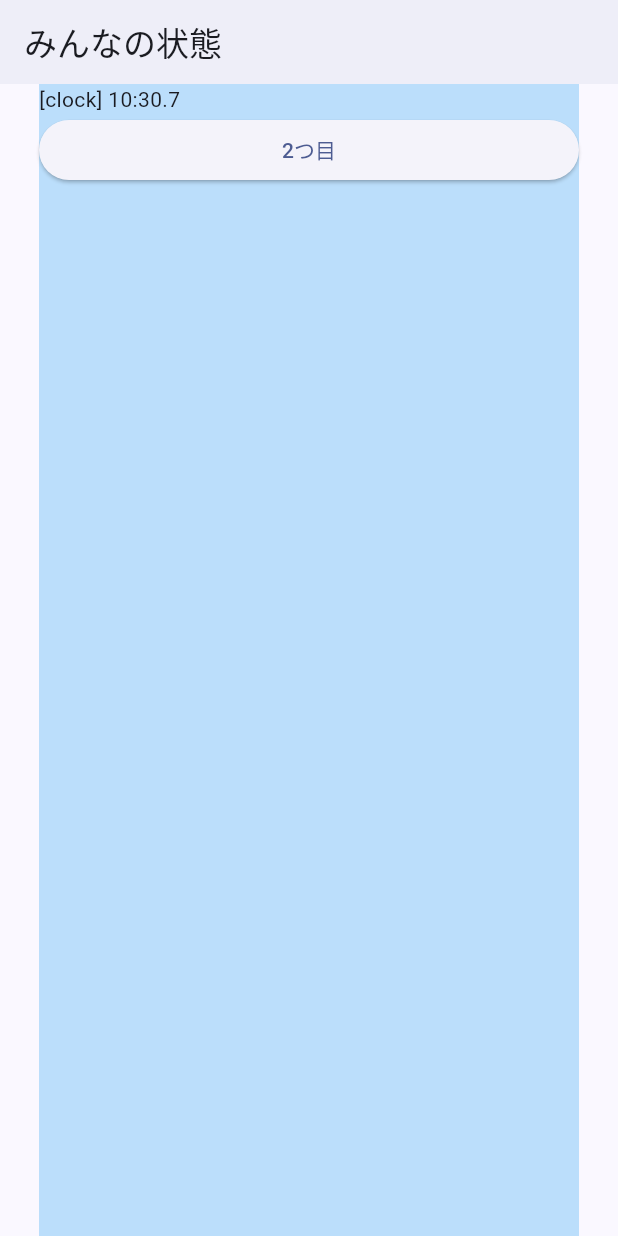
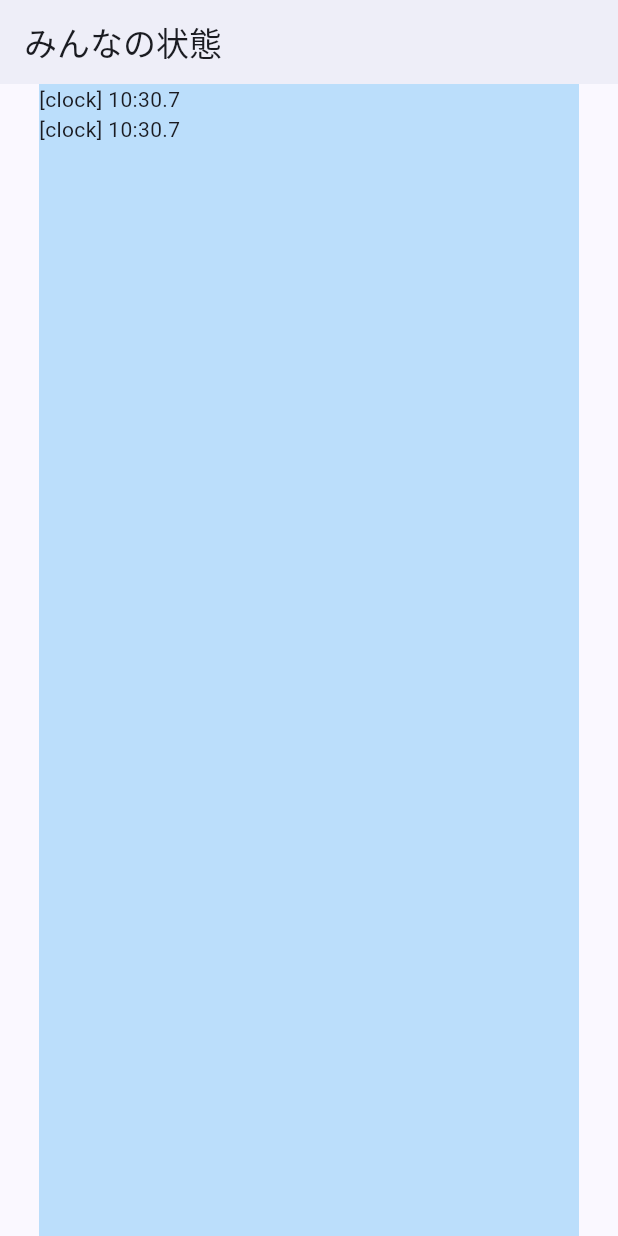
Before and after one commit to oha-Ohashi/wake_control, a Flutter app: the screen it shows after launch, on a phone screen of 412 x 824 dp. Run offline on Flutter 3.47's test engine with Material 3 defaults, Android fonts, the phone set to English and light mode, and no system bars; network calls fail.

Commit message:
update: clock position

```diff
--- a/lib/people.dart
+++ b/lib/people.dart
@@ -118,8 +118,6 @@ class _PeopleState extends State<People> {
                 shrinkWrap: true,
                 scrollDirection: Axis.vertical,
                 children: [
-
-
                   /*
                   const Person(
                     name: 'ota',
@@ -158,18 +156,20 @@ class _PeopleState extends State<People> {
                     lastPing: '10/13_0800i'
                   ),*/
 
+                  Text(_timeStamp),
+
                   for(int i = 0; i < _contents.length; i++) ... {
                     _contents[i]
                   },
 
                   Text(_timeStamp),
 
-                  ElevatedButton(
+                  /*ElevatedButton(
                     child: Text('2つ目'),
                     onPressed: () => {
 
                     }
-                  ),
+                  ),*/
 
                   for(int i = 0; i < 0; i++) ... {
                     Container(
```
